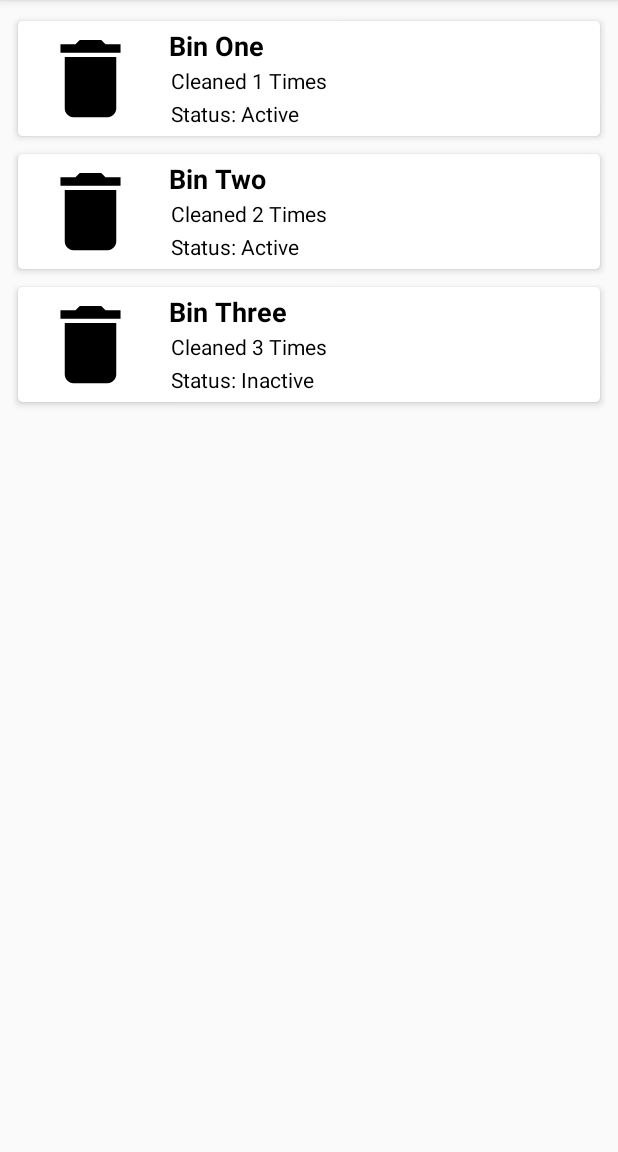
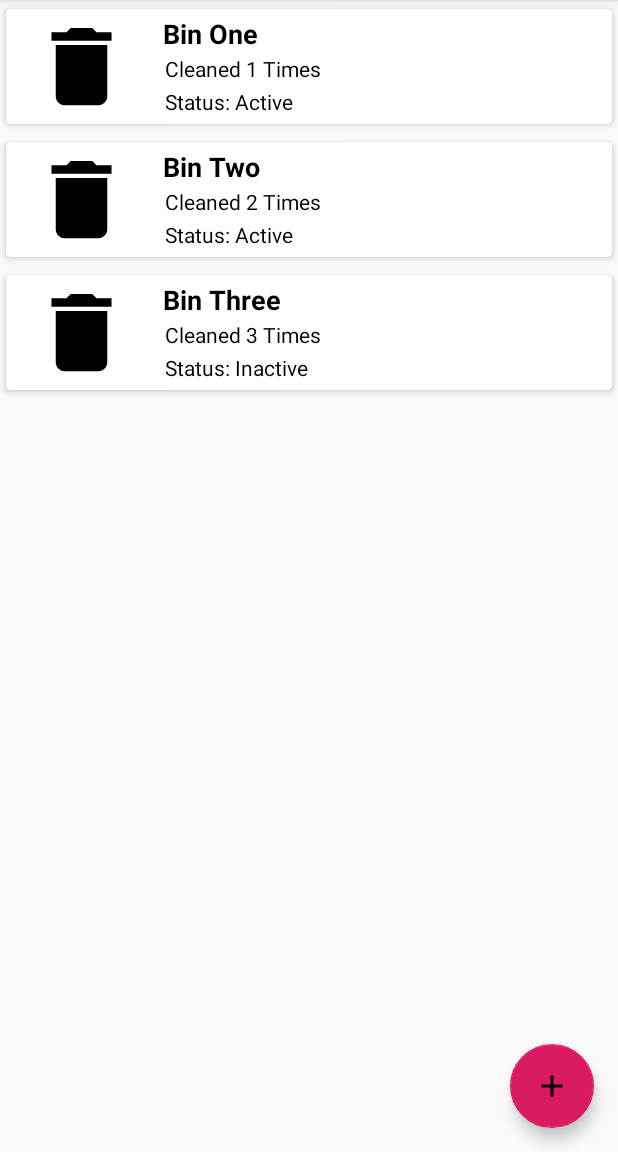
Before and after one commit to mohammadraasel/GarbageCollectorIOT, an Android app: the screen it shows after launch (MainActivity), on a phone screen of 412 x 824 dp, the part 84-1236 px from its top. Run offline under Robolectric (Android 15) with nearby library versions, the phone set to English and light mode, and no system bars; libraries missing offline, so code that uses them is left out: com.github.nkzawa.socketio; 1 statement that could not run was skipped.

Commit message:
HomeFragment add listener add to adapter

```diff
--- a/CollectionNotifier/app/build.gradle
+++ b/CollectionNotifier/app/build.gradle
@@ -34,4 +34,5 @@ dependencies {
     androidTestImplementation 'com.android.support.test.espresso:espresso-core:3.0.2'
     implementation 'com.android.support:cardview-v7:28.0.0'
     implementation 'com.android.support:recyclerview-v7:28.0.0'
+    implementation 'com.android.support:design:28.0.0'
 }
--- a/CollectionNotifier/app/src/main/java/com/fahimshahrierrasel/collectionnotifier/MainActivity.java
+++ b/CollectionNotifier/app/src/main/java/com/fahimshahrierrasel/collectionnotifier/MainActivity.java
@@ -1,11 +1,14 @@
 package com.fahimshahrierrasel.collectionnotifier;
 
+import android.support.v4.app.FragmentManager;
+import android.support.v4.app.FragmentTransaction;
 import android.support.v7.app.AppCompatActivity;
 import android.os.Bundle;
 import android.support.v7.widget.LinearLayoutManager;
 import android.support.v7.widget.RecyclerView;
 
 import com.fahimshahrierrasel.collectionnotifier.adapter.BinAdapter;
+import com.fahimshahrierrasel.collectionnotifier.fragment.HomeFragment;
 import com.fahimshahrierrasel.collectionnotifier.model.Bin;
 import com.github.nkzawa.socketio.client.Socket;
 
@@ -16,34 +19,14 @@ public class MainActivity extends AppCompatActivity {
     private final String TAG = this.getClass().getSimpleName();
     private Socket mSocket;
 
-    RecyclerView recyclerViewBins;
-    /** Android Views **/
-
     @Override
     protected void onCreate(Bundle savedInstanceState) {
         super.onCreate(savedInstanceState);
         setContentView(R.layout.activity_main);
-        bindViews();
-        List<Bin> bins = new ArrayList<>();
-        bins.add(new Bin("Bin One", "Cleaned 1 Times", "Status: Active"));
-        bins.add(new Bin("Bin Two", "Cleaned 2 Times", "Status: Active"));
-        bins.add(new Bin("Bin Three", "Cleaned 3 Times", "Status: Inactive"));
 
-        BinAdapter binAdapter = new BinAdapter(bins);
-        recyclerViewBins.setAdapter(binAdapter);
-        recyclerViewBins.setLayoutManager(new LinearLayoutManager(this, LinearLayoutManager.VERTICAL, false));
-
+        getSupportFragmentManager()
+                .beginTransaction()
+                .replace(R.id.fragment_placeholder, HomeFragment.newInstance())
+                .commit();
     }
-
-    /** Android Views **/
-
-
-    /**
-     * Binds XML views
-     * Call this function after setContentView() in onCreate().
-     **/
-    private void bindViews(){
-        recyclerViewBins = (android.support.v7.widget.RecyclerView) findViewById(R.id.recycler_view_bins);
-    }
-
 }
--- a/CollectionNotifier/app/src/main/java/com/fahimshahrierrasel/collectionnotifier/adapter/BinAdapter.java
+++ b/CollectionNotifier/app/src/main/java/com/fahimshahrierrasel/collectionnotifier/adapter/BinAdapter.java
@@ -16,9 +16,15 @@ import java.util.List;
 public class BinAdapter extends RecyclerView.Adapter<BinAdapter.ViewHolder> {
 
     private List<Bin> bins;
+    private Listener listener;
 
-    public BinAdapter(List<Bin> bins) {
+    public BinAdapter(List<Bin> bins, Listener listener) {
         this.bins = bins;
+        this.listener = listener;
+    }
+
+    public interface Listener {
+        void onItemClick(Bin bin);
     }
 
     @NonNull
@@ -31,7 +37,7 @@ public class BinAdapter extends RecyclerView.Adapter<BinAdapter.ViewHolder> {
 
     @Override
     public void onBindViewHolder(@NonNull ViewHolder viewHolder, int i) {
-        viewHolder.bind(bins.get(i));
+        viewHolder.bind(bins.get(i), listener);
     }
 
     @Override
@@ -57,10 +63,11 @@ public class BinAdapter extends RecyclerView.Adapter<BinAdapter.ViewHolder> {
             bindViews(itemView);
         }
 
-        public void bind(Bin bin) {
+        public void bind(Bin bin, final Listener listener) {
             textViewBinName.setText(bin.getName());
             textViewBinCleanCount.setText(bin.getCount());
             textViewBinStatus.setText(bin.getStatus());
+            itemView.setOnClickListener(view -> listener.onItemClick(bin));
         }
 
         /**
--- /dev/null
+++ b/CollectionNotifier/app/src/main/java/com/fahimshahrierrasel/collectionnotifier/fragment/HomeFragment.java
@@ -0,0 +1,70 @@
+package com.fahimshahrierrasel.collectionnotifier.fragment;
+
+import android.os.Bundle;
+import android.support.annotation.NonNull;
+import android.support.annotation.Nullable;
+import android.support.design.widget.FloatingActionButton;
+import android.support.v4.app.Fragment;
+import android.support.v7.widget.LinearLayoutManager;
+import android.support.v7.widget.RecyclerView;
+import android.view.LayoutInflater;
+import android.view.View;
+import android.view.ViewGroup;
+import android.widget.Toast;
+
+import com.fahimshahrierrasel.collectionnotifier.R;
+import com.fahimshahrierrasel.collectionnotifier.adapter.BinAdapter;
+import com.fahimshahrierrasel.collectionnotifier.model.Bin;
+
+import java.util.ArrayList;
+import java.util.List;
+
+public class HomeFragment extends Fragment {
+    RecyclerView recyclerViewBins;
+    FloatingActionButton fabCreateBin;
+
+
+    public HomeFragment() {
+    }
+
+    public static HomeFragment newInstance() {
+        return new HomeFragment();
+    }
+
+    @Nullable
+    @Override
+    public View onCreateView(@NonNull LayoutInflater inflater, @Nullable ViewGroup container,
+                             @Nullable Bundle savedInstanceState) {
+        View root = inflater.inflate(R.layout.fragment_home, container, false);
+        bindViews(root);
+
+        List<Bin> bins = new ArrayList<>();
+        bins.add(new Bin("Bin One", "Cleaned 1 Times", "Status: Active"));
+        bins.add(new Bin("Bin Two", "Cleaned 2 Times", "Status: Active"));
+        bins.add(new Bin("Bin Three", "Cleaned 3 Times", "Status: Inactive"));
+
+        BinAdapter binAdapter = new BinAdapter(bins, this::onItemClick);
+        recyclerViewBins.setAdapter(binAdapter);
+        recyclerViewBins.setLayoutManager(new LinearLayoutManager(getContext(),
+                LinearLayoutManager.VERTICAL, false));
+
+        fabCreateBin.setOnClickListener(v -> {
+            getActivity().getSupportFragmentManager()
+                    .beginTransaction()
+                    .replace(R.id.fragment_placeholder, CreateBinFragment.newInstance())
+                    .addToBackStack(null)
+                    .commit();
+        });
+
+        return root;
+    }
+
+    public void onItemClick(Bin bin) {
+        Toast.makeText(getContext(), bin.toString(), Toast.LENGTH_SHORT).show();
+    }
+
+    private void bindViews(View rootView) {
+        recyclerViewBins = rootView.findViewById(R.id.recycler_view_bins);
+        fabCreateBin = rootView.findViewById(R.id.fab_create_bin);
+    }
+}
--- /dev/null
+++ b/CollectionNotifier/app/src/main/res/drawable/ic_add.xml
@@ -0,0 +1,9 @@
+<vector xmlns:android="http://schemas.android.com/apk/res/android"
+        android:width="24dp"
+        android:height="24dp"
+        android:viewportWidth="24.0"
+        android:viewportHeight="24.0">
+    <path
+        android:fillColor="#FF000000"
+        android:pathData="M19,13h-6v6h-2v-6H5v-2h6V5h2v6h6v2z"/>
+</vector>
--- a/CollectionNotifier/app/src/main/res/layout/activity_main.xml
+++ b/CollectionNotifier/app/src/main/res/layout/activity_main.xml
@@ -1,16 +1,13 @@
 <?xml version="1.0" encoding="utf-8"?>
 <LinearLayout xmlns:android="http://schemas.android.com/apk/res/android"
-    xmlns:app="http://schemas.android.com/apk/res-auto"
     xmlns:tools="http://schemas.android.com/tools"
     android:layout_width="match_parent"
     android:layout_height="match_parent"
     android:orientation="vertical"
-    android:layout_margin="8dp"
     tools:context=".MainActivity">
 
-    <android.support.v7.widget.RecyclerView
-        android:id="@+id/recycler_view_bins"
+    <FrameLayout
+        android:id="@+id/fragment_placeholder"
         android:layout_width="match_parent"
-        android:layout_height="wrap_content"
-        tools:listitem="@layout/item_bin" />
+        android:layout_height="match_parent" />
 </LinearLayout>
--- /dev/null
+++ b/CollectionNotifier/app/src/main/res/layout/fragment_home.xml
@@ -0,0 +1,23 @@
+<?xml version="1.0" encoding="utf-8"?>
+<android.support.design.widget.CoordinatorLayout xmlns:android="http://schemas.android.com/apk/res/android"
+    xmlns:app="http://schemas.android.com/apk/res-auto"
+    xmlns:tools="http://schemas.android.com/tools"
+    android:layout_width="match_parent"
+    android:layout_height="match_parent">
+
+    <android.support.v7.widget.RecyclerView
+        android:id="@+id/recycler_view_bins"
+        android:layout_width="match_parent"
+        android:layout_height="wrap_content"
+        tools:listitem="@layout/item_bin" />
+
+    <android.support.design.widget.FloatingActionButton
+        android:id="@+id/fab_create_bin"
+        android:layout_width="wrap_content"
+        android:layout_height="wrap_content"
+        android:layout_gravity="bottom|end"
+        android:layout_margin="16dp"
+        android:src="@drawable/ic_add"
+        app:elevation="6dp"
+        app:fabSize="normal" />
+</android.support.design.widget.CoordinatorLayout>
```
Also changed, not shown: CollectionNotifier/app/src/main/java/com/fahimshahrierrasel/collectionnotifier/fragment/CreateBinFragment.java (+2 -5 lines).
